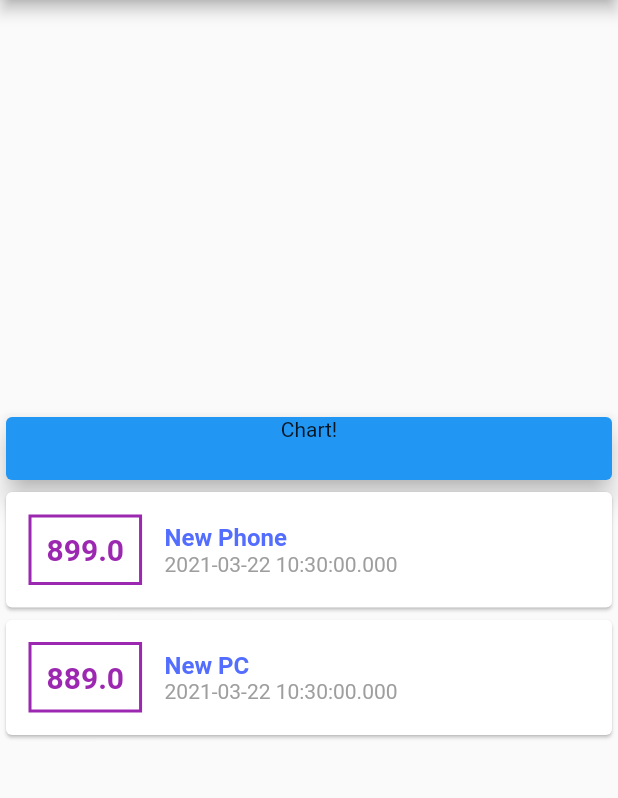
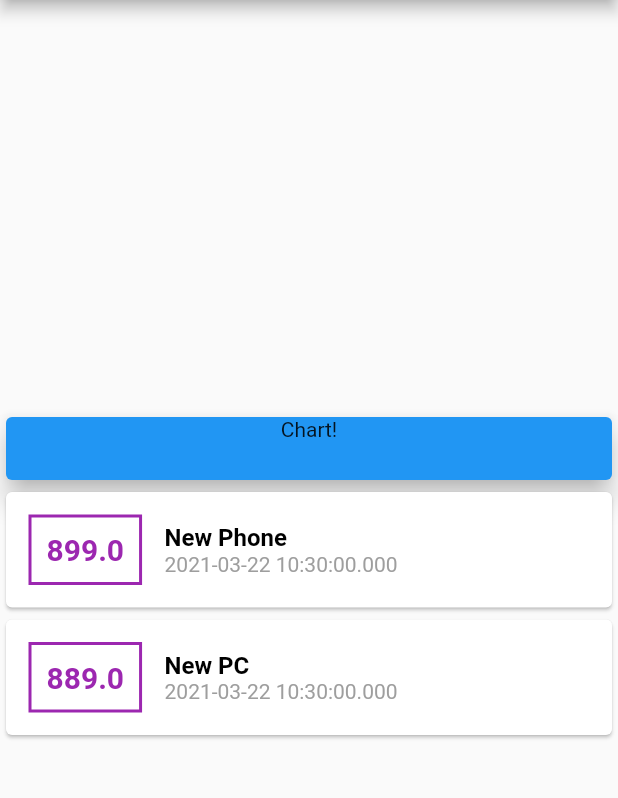
Before and after one commit to tanim913/personal_expenses_app, a Flutter app: the screen it shows after launch, on a phone screen of 412 x 824 dp, the part 84-882 px from its top. Run offline on Flutter 3.47's test engine with Material 2 defaults, Android fonts, the phone set to English and light mode, and no system bars.

Commit message:
Update main.dart

```diff
--- a/lib/main.dart
+++ b/lib/main.dart
@@ -17,8 +17,7 @@ class MyHomePage extends StatelessWidget {
   final List<Transaction> transaction = [
     Transaction(
         title: 'New Phone', id: 'T1', amount: 899.00, date: DateTime.now()),
-    Transaction(
-        title: 'New PC', id: 'T2', amount: 889.0, date: DateTime.now())
+    Transaction(title: 'New PC', id: 'T2', amount: 889.0, date: DateTime.now())
   ];
   @override
   Widget build(BuildContext context) {
@@ -66,9 +65,14 @@ class MyHomePage extends StatelessWidget {
                       Text(
                         tx.title,
                         style: TextStyle(
-                            fontSize: 16, fontWeight: FontWeight.bold, color: Colors.indigoAccent),
+                            fontSize: 16,
+                            fontWeight: FontWeight.bold,
+                            color: Colors.black),
                       ),
-                      Text(tx.date.toString(), style: TextStyle (color: Colors.grey),),
+                      Text(
+                        tx.date.toString(),
+                        style: TextStyle(color: Colors.grey),
+                      ),
                     ],
                   ),
                 ],
```
